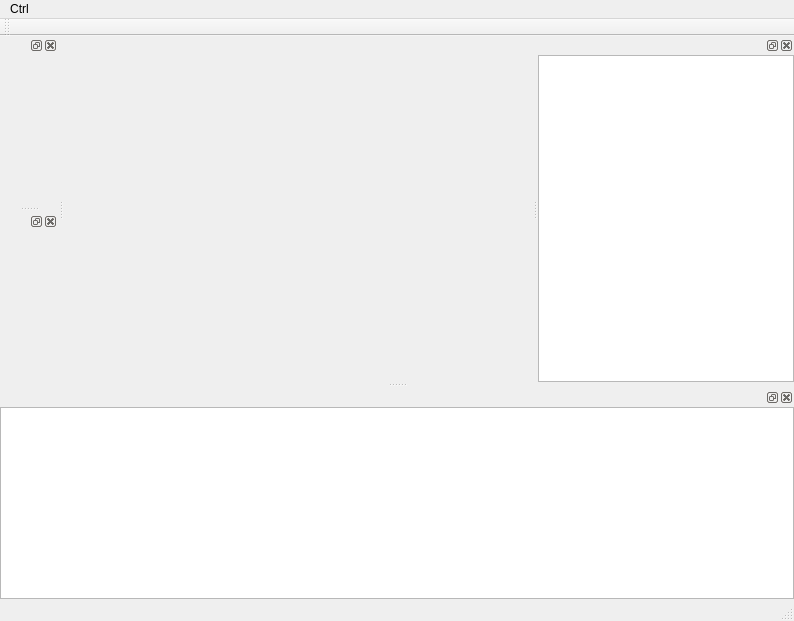
leoxiaofei/MissHuoBi, file MissHuoBi/misshuobi.ui: the form before one commit.
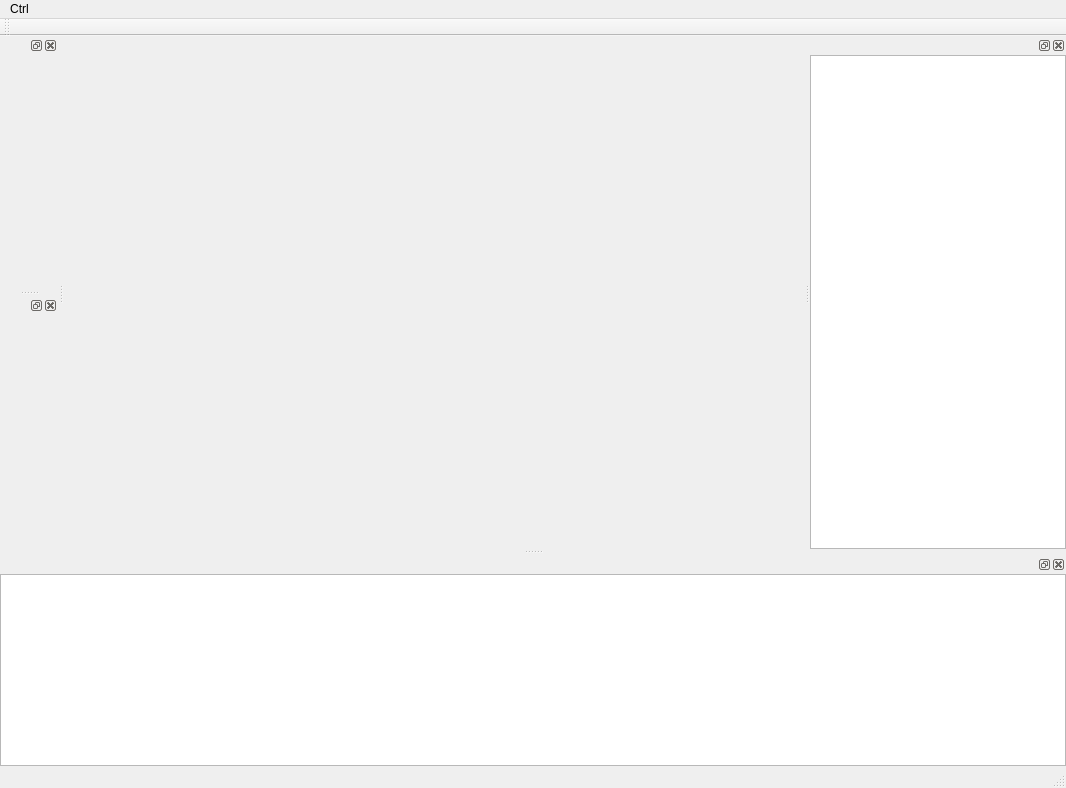
The form after the commit. Custom widgets are drawn as their Qt base class.

Diff of the .ui file:
```diff
--- a/MissHuoBi/misshuobi.ui
+++ b/MissHuoBi/misshuobi.ui
@@ -6,8 +6,8 @@
    <rect>
     <x>0</x>
     <y>0</y>
-    <width>794</width>
-    <height>621</height>
+    <width>1066</width>
+    <height>788</height>
    </rect>
   </property>
   <property name="windowTitle">
@@ -19,8 +19,8 @@
     <rect>
      <x>0</x>
      <y>0</y>
-     <width>794</width>
-     <height>21</height>
+     <width>1066</width>
+     <height>23</height>
     </rect>
    </property>
    <widget class="QMenu" name="menuCtrl">
```
Left out of the diff: 6 changed lines with no effect on the pictures.
